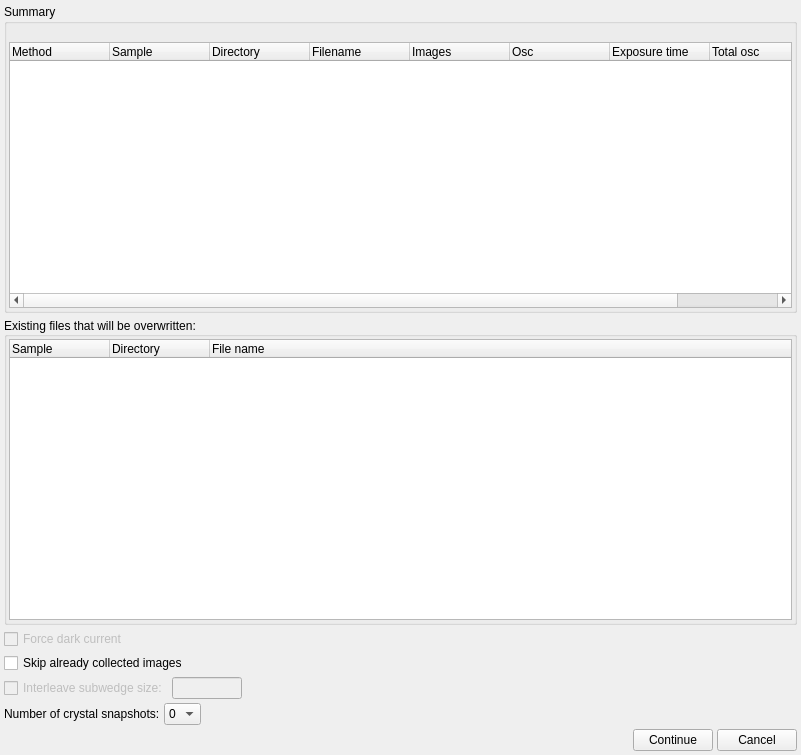
First picture: the form in Bricks/widgets/ui_files/Qt4_confirmation_dialog_layout.ui, repository mxcube/mxcubeqt, before the edit.
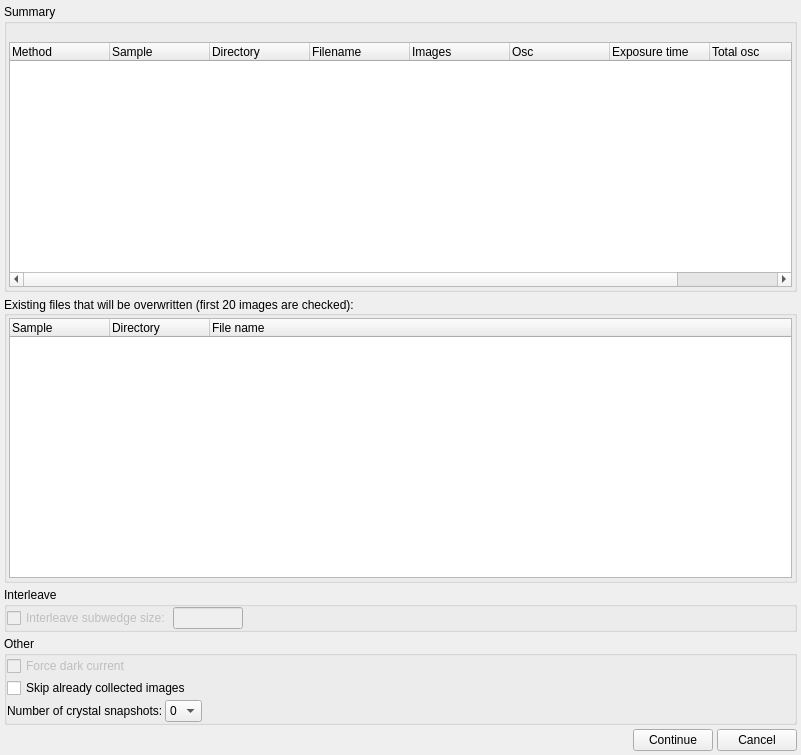
Second picture: the form after the edit.

```diff
--- a/Bricks/widgets/ui_files/Qt4_confirmation_dialog_layout.ui
+++ b/Bricks/widgets/ui_files/Qt4_confirmation_dialog_layout.ui
@@ -20,6 +20,52 @@
    <property name="spacing">
     <number>4</number>
    </property>
+   <item row="1" column="0">
+    <widget class="QGroupBox" name="file_gbox">
+     <property name="title">
+      <string>Existing files that will be overwritten (first 20 images are checked):</string>
+     </property>
+     <property name="alignment">
+      <set>Qt::AlignLeading|Qt::AlignLeft|Qt::AlignVCenter</set>
+     </property>
+     <property name="flat">
+      <bool>false</bool>
+     </property>
+     <layout class="QVBoxLayout" name="verticalLayout">
+      <property name="spacing">
+       <number>2</number>
+      </property>
+      <property name="margin">
+       <number>2</number>
+      </property>
+      <item>
+       <widget class="QTreeWidget" name="file_treewidget">
+        <property name="rootIsDecorated">
+         <bool>false</bool>
+        </property>
+        <attribute name="headerVisible">
+         <bool>true</bool>
+        </attribute>
+        <column>
+         <property name="text">
+          <string>Sample</string>
+         </property>
+        </column>
+        <column>
+         <property name="text">
+          <string>Directory</string>
+         </property>
+        </column>
+        <column>
+         <property name="text">
+          <string>File name</string>
+         </property>
+        </column>
+       </widget>
+      </item>
+     </layout>
+    </widget>
+   </item>
    <item row="6" column="0">
     <layout class="QHBoxLayout" name="buttons_layout">
      <item>
@@ -51,46 +97,6 @@
      </item>
     </layout>
    </item>
-   <item row="4" column="0">
-    <layout class="QHBoxLayout" name="interleave_hlayout">
-     <item>
-      <widget class="QCheckBox" name="interleave_cbx">
-       <property name="enabled">
-        <bool>false</bool>
-       </property>
-       <property name="text">
-        <string>Interleave subwedge size:</string>
-       </property>
-      </widget>
-     </item>
-     <item>
-      <widget class="QLineEdit" name="interleave_images_num_ledit">
-       <property name="enabled">
-        <bool>false</bool>
-       </property>
-       <property name="maximumSize">
-        <size>
-         <width>70</width>
-         <height>16777215</height>
-        </size>
-       </property>
-      </widget>
-     </item>
-     <item>
-      <spacer name="horizontalSpacer_2">
-       <property name="orientation">
-        <enum>Qt::Horizontal</enum>
-       </property>
-       <property name="sizeHint" stdset="0">
-        <size>
-         <width>40</width>
-         <height>20</height>
-        </size>
-       </property>
-      </spacer>
-     </item>
-    </layout>
-   </item>
    <item row="0" column="0">
     <widget class="QGroupBox" name="summary_gbox">
      <property name="title">
@@ -174,7 +180,87 @@
      </layout>
     </widget>
    </item>
-   <item row="5" column="0">
+   <item row="2" column="0">
+    <widget class="QGroupBox" name="interleave_groupbox">
+     <property name="title">
+      <string>Interleave</string>
+     </property>
+     <layout class="QHBoxLayout" name="horizontalLayout">
+      <property name="spacing">
+       <number>2</number>
+      </property>
+      <property name="margin">
+       <number>0</number>
+      </property>
+      <item>
+       <widget class="QCheckBox" name="interleave_cbx">
+        <property name="enabled">
+         <bool>false</bool>
+        </property>
+        <property name="text">
+         <string>Interleave subwedge size:</string>
+        </property>
+       </widget>
+      </item>
+      <item>
+       <widget class="QLineEdit" name="interleave_images_num_ledit">
+        <property name="enabled">
+         <bool>false</bool>
+        </property>
+        <property name="maximumSize">
+         <size>
+          <width>70</width>
+          <height>16777215</height>
+         </size>
+        </property>
+       </widget>
+      </item>
+      <item>
+       <spacer name="horizontalSpacer_2">
+        <property name="orientation">
+         <enum>Qt::Horizontal</enum>
+        </property>
+        <property name="sizeHint" stdset="0">
+         <size>
+          <width>40</width>
+          <height>20</height>
+         </size>
+        </property>
+       </spacer>
+      </item>
+     </layout>
+    </widget>
+   </item>
+   <item row="3" column="0">
+    <widget class="QGroupBox" name="other_groupbox">
+     <property name="title">
+      <string>Other</string>
+     </property>
+     <layout class="QVBoxLayout" name="verticalLayout_2">
+      <property name="spacing">
+       <number>2</number>
+      </property>
+      <property name="margin">
+       <number>0</number>
+      </property>
+      <item>
+       <widget class="QCheckBox" name="force_dark_cbx">
+        <property name="enabled">
+         <bool>false</bool>
+        </property>
+        <property name="text">
+         <string>Force dark current</string>
+        </property>
+       </widget>
+      </item>
+      <item>
+       <widget class="QCheckBox" name="skip_existing_images_cbx">
+        <property name="text">
+         <string>Skip already collected images</string>
+        </property>
+       </widget>
+      </item>
+      <item>
     <layout class="QHBoxLayout" name="take_snapshots_hlayout">
      <item>
       <widget class="QLabel" name="take_snapshots_label">
@@ -221,66 +307,6 @@
       </spacer>
      </item>
     </layout>
-   </item>
-   <item row="3" column="0">
-    <widget class="QCheckBox" name="skip_existing_images_cbx">
-     <property name="text">
-      <string>Skip already collected images</string>
-     </property>
-    </widget>
-   </item>
-   <item row="2" column="0">
-    <widget class="QCheckBox" name="force_dark_cbx">
-     <property name="enabled">
-      <bool>false</bool>
-     </property>
-     <property name="text">
-      <string>Force dark current</string>
-     </property>
-    </widget>
-   </item>
-   <item row="1" column="0">
-    <widget class="QGroupBox" name="file_gbox">
-     <property name="title">
-      <string>Existing files that will be overwritten:</string>
-     </property>
-     <property name="alignment">
-      <set>Qt::AlignLeading|Qt::AlignLeft|Qt::AlignVCenter</set>
-     </property>
-     <property name="flat">
-      <bool>false</bool>
-     </property>
-     <layout class="QVBoxLayout" name="verticalLayout">
-      <property name="spacing">
-       <number>2</number>
-      </property>
-      <property name="margin">
-       <number>2</number>
-      </property>
-      <item>
-       <widget class="QTreeWidget" name="file_treewidget">
-        <property name="rootIsDecorated">
-         <bool>false</bool>
-        </property>
-        <attribute name="headerVisible">
-         <bool>true</bool>
-        </attribute>
-        <column>
-         <property name="text">
-          <string>Sample</string>
-         </property>
-        </column>
-        <column>
-         <property name="text">
-          <string>Directory</string>
-         </property>
-        </column>
-        <column>
-         <property name="text">
-          <string>File name</string>
-         </property>
-        </column>
-       </widget>
       </item>
      </layout>
     </widget>
```
Lines whose indentation alone changed are shown as unchanged.
